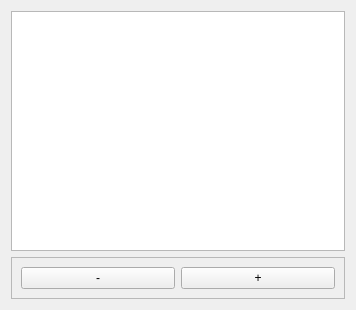
Before: the Qt Designer form Workspace/src/rover_gui/ui/mapwidget.ui in uwrobotics/MarsRover2019, drawn with Qt 5.
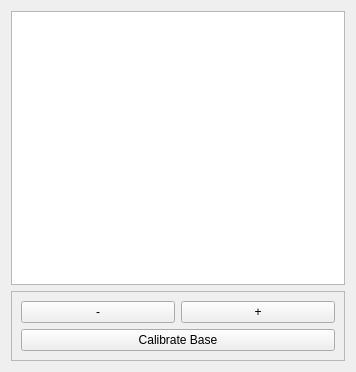
After: the same form once the commit is applied.

```diff
--- a/Workspace/src/rover_gui/ui/mapwidget.ui
+++ b/Workspace/src/rover_gui/ui/mapwidget.ui
@@ -7,7 +7,7 @@
     <x>0</x>
     <y>0</y>
     <width>356</width>
-    <height>276</height>
+    <height>372</height>
    </rect>
   </property>
   <property name="windowTitle">
@@ -32,21 +32,28 @@
      <property name="frameShadow">
       <enum>QFrame::Raised</enum>
      </property>
-     <layout class="QHBoxLayout" name="horizontalLayout">
-      <item>
-       <widget class="QPushButton" name="zoomOutButton">
-        <property name="text">
-         <string>-</string>
-        </property>
-       </widget>
-      </item>
-      <item>
+     <layout class="QGridLayout" name="gridLayout">
+      <item row="0" column="1">
        <widget class="QPushButton" name="zoomInButton">
         <property name="text">
          <string>+</string>
         </property>
        </widget>
       </item>
+      <item row="0" column="0">
+       <widget class="QPushButton" name="zoomOutButton">
+        <property name="text">
+         <string>-</string>
+        </property>
+       </widget>
+      </item>
+      <item row="1" column="0" colspan="2">
+       <widget class="QPushButton" name="baseCalibrateButton">
+        <property name="text">
+         <string>Calibrate Base</string>
+        </property>
+       </widget>
+      </item>
      </layout>
     </widget>
    </item>
```
